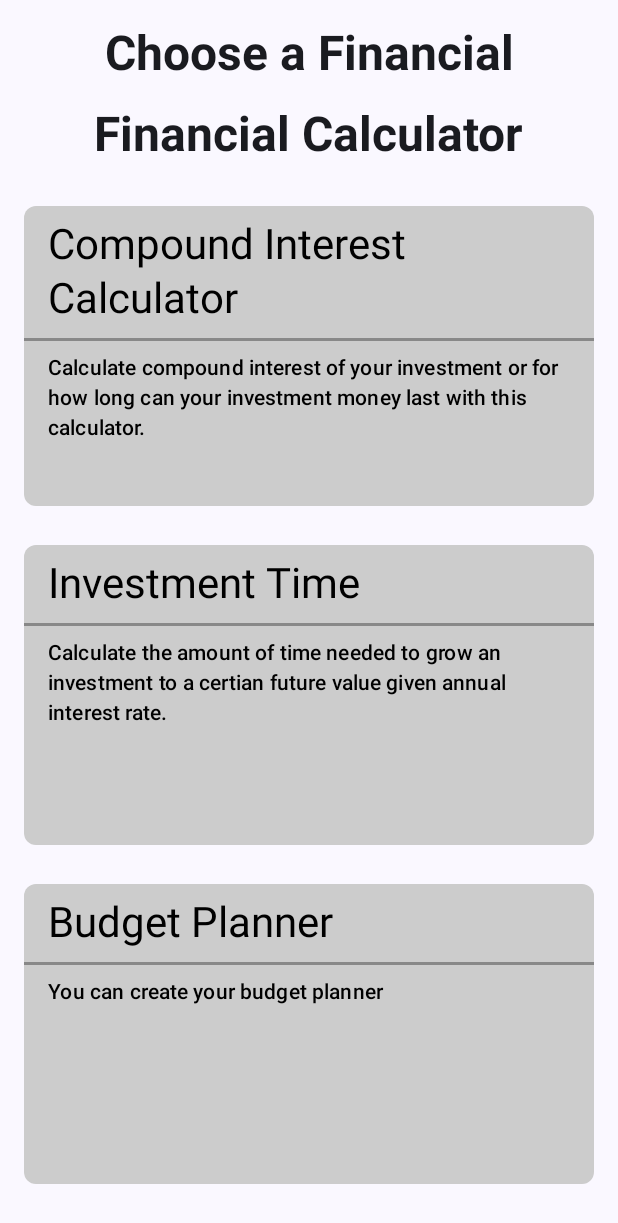
After one commit to thriverr/FintelliLearn, an Android app built with Jetpack Compose: the composable CalculationPage shown on its own in the app's theme, on a phone screen of 412 x 824 dp. The commit adds this screen. Shown: the top 1223 px of the screen. Run offline under Robolectric (Android 15) with nearby library versions, the phone set to English and light mode, and no system bars.

Commit message:
Third Commit

```diff
--- a/app/src/main/java/com/example/myscreen/AgeScreen.kt
+++ b/app/src/main/java/com/example/myscreen/AgeScreen.kt
@@ -15,6 +15,7 @@ import androidx.compose.foundation.layout.padding
 import androidx.compose.foundation.layout.size
 import androidx.compose.foundation.shape.RoundedCornerShape
 import androidx.compose.material.icons.Icons
+import androidx.compose.material.icons.filled.Calculate
 import androidx.compose.material.icons.filled.Forum
 import androidx.compose.material.icons.filled.Home
 import androidx.compose.material.icons.filled.Logout
@@ -159,6 +160,17 @@ fun NavDrawer(){
                             popUpTo(0)
                         }
                     })
+                NavigationDrawerItem(label = { Text(text = "Finanial Calculator", color = Color.Black) },
+                    selected =false ,
+                    icon = { Icon(imageVector = Icons.Default.Calculate, contentDescription ="Financial Calculator" ) },
+                    onClick = {
+                        coroutineScope.launch {
+                            drawerState.close()
+                        }
+                        navigationController.navigate(Routes.CalculationPage){
+                            popUpTo(0)
+                        }
+                    })
                 NavigationDrawerItem(label = { Text(text = "Logout", color = Color.Black) },
                     selected =false ,
                     icon = { Icon(imageVector = Icons.Default.Logout, contentDescription ="Logout" ) },
@@ -213,6 +225,9 @@ fun NavDrawer(){
                 composable(Routes.CommunityForum){
                     CommunityForum()
                 }
+                composable(Routes.CalculationPage){
+                    CalculationPage()
+                }
 
                 composable(Routes.SignInPage){
                     SignInPage(navController =navigationController )
--- /dev/null
+++ b/app/src/main/java/com/example/myscreen/CalculationPage.kt
@@ -0,0 +1,111 @@
+package com.example.myscreen
+
+
+
+import androidx.compose.foundation.background
+import androidx.compose.foundation.clickable
+import androidx.compose.foundation.layout.Box
+import androidx.compose.foundation.layout.Column
+import androidx.compose.foundation.layout.Spacer
+import androidx.compose.foundation.layout.fillMaxSize
+import androidx.compose.foundation.layout.fillMaxWidth
+import androidx.compose.foundation.layout.height
+import androidx.compose.foundation.layout.padding
+import androidx.compose.foundation.shape.RoundedCornerShape
+import androidx.compose.material3.MaterialTheme
+import androidx.compose.material3.Surface
+import androidx.compose.material3.Text
+import androidx.compose.runtime.Composable
+import androidx.compose.ui.Alignment
+import androidx.compose.ui.Modifier
+import androidx.compose.ui.graphics.Color
+import androidx.compose.ui.text.font.FontWeight
+import androidx.compose.ui.unit.dp
+
+@Composable
+fun CalculationPage() {
+    Column(
+        modifier = Modifier
+            .fillMaxSize()
+            .padding(16.dp)
+    ) {
+        Box(modifier = Modifier.fillMaxWidth(), contentAlignment = Alignment.Center){
+            Text(
+                text = "Choose a Financial",
+                style = MaterialTheme.typography.headlineLarge,
+                modifier = Modifier.padding(bottom = 14.dp), fontWeight = FontWeight.Bold
+            )
+
+
+        }
+        Box(modifier = Modifier.fillMaxWidth(), contentAlignment = Alignment.Center){
+            Text(
+                text = "Financial Calculator",
+                style = MaterialTheme.typography.headlineLarge,
+                modifier = Modifier.padding(bottom = 7.dp), fontWeight = FontWeight.Bold
+            )
+
+
+        }
+
+        Spacer(modifier = Modifier.height(20.dp))
+        Button(
+            headline = "Compound Interest Calculator",
+            description = "Calculate compound interest of your investment or for how long can your investment money last with this calculator.",
+
+            backgroundColor = Color.LightGray,
+            onClick = { /* Handle button 1 click */ }
+        )
+        Spacer(modifier = Modifier.height(26.dp))
+        Button(
+            headline = "Investment Time",
+            description = "Calculate the amount of time needed to grow an investment to a certian future value given annual interest rate.",
+            backgroundColor = Color.LightGray,
+            onClick = { /* Handle button 2 click */ }
+        )
+        Spacer(modifier = Modifier.height(26.dp))
+        Button(
+            headline = "Budget Planner",
+            description = "You can create your budget planner",
+            backgroundColor = Color.LightGray,
+            onClick = { /* Handle button 3 click */ }
+        )
+    }
+}
+
+@Composable
+fun Button(
+    headline: String,
+    description: String,
+    backgroundColor: Color,
+    onClick: () -> Unit
+) {
+    Surface(
+        modifier = Modifier
+            .fillMaxWidth()
+            .height(200.dp)
+            .clickable(onClick = onClick),
+        color = backgroundColor,
+        shape = RoundedCornerShape(8.dp) // Adjust corner radius as needed
+    ) {
+        Column {
+            Text(
+                text = headline,
+                style = MaterialTheme.typography.headlineMedium,
+                color = Color.Black,
+                modifier = Modifier.padding(horizontal = 16.dp, vertical = 8.dp)
+            )
+            Spacer(
+                modifier = Modifier.fillMaxWidth()
+                    .height(2.dp).background(color = Color.Gray)
+
+            )
+            Text(
+                text = description,
+                style = MaterialTheme.typography.titleSmall,
+                color = Color.Black,
+                modifier = Modifier.padding(horizontal = 16.dp, vertical = 8.dp)
+            )
+        }
+    }
+}
--- a/app/src/main/java/com/example/myscreen/Routes.kt
+++ b/app/src/main/java/com/example/myscreen/Routes.kt
@@ -10,5 +10,6 @@ object Routes {
     const val FintelliLearn=" FintelliLearn"
     const val KidsScreen="KidsScreen"
     const val NewsScreen="NewsScreen"
+    const val CalculationPage="CalculationPage"
 
 }
```
